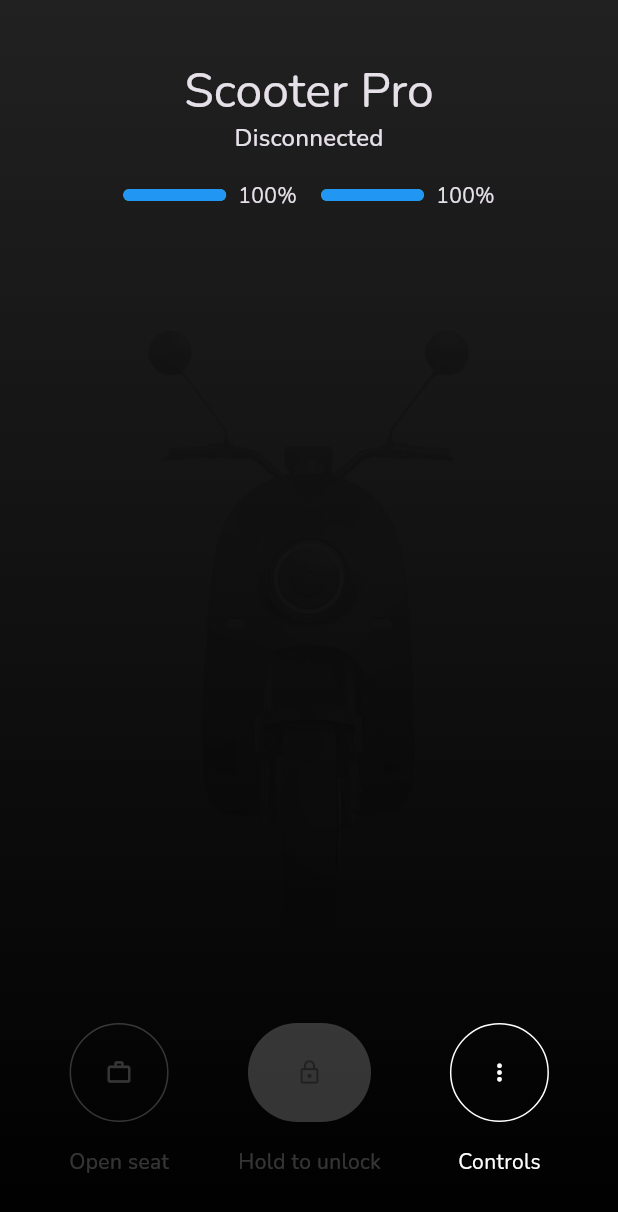
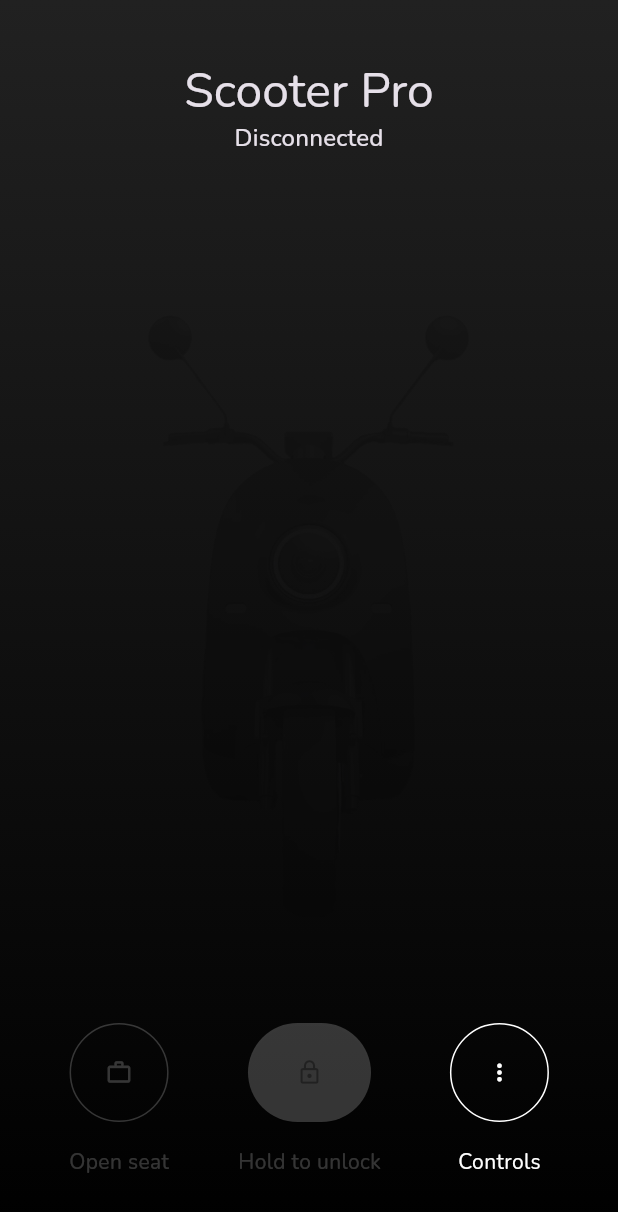
Before and after one commit to reunu/unustasis, a Flutter app: the screen it shows after launch, on a phone screen of 412 x 824 dp. Shown: the top 1212 px of the screen. Run offline on Flutter 3.47's test engine with Material 3 defaults, Android fonts, the phone set to English and light mode, and no system bars; our stand-ins replace flutter_blue_plus, google_fonts, shared_preferences; missing offline and left inert: dart:ffi.

Commit message:
Hide battery levels if not connected

```diff
--- a/lib/home_screen.dart
+++ b/lib/home_screen.dart
@@ -106,7 +106,8 @@ class _HomeScreenState extends State<HomeScreen> {
                   style: Theme.of(context).textTheme.titleMedium,
                 ),
                 const SizedBox(height: 16),
-                Row(
+                _connected
+                    ? Row(
                         mainAxisAlignment: MainAxisAlignment.center,
                         children: [
                           SizedBox(
@@ -119,7 +120,9 @@ class _HomeScreenState extends State<HomeScreen> {
                               )),
                           const SizedBox(width: 8),
                           Text("$_primarySOC%"),
-                    _secondarySOC > 0 ? const VerticalDivider() : Container(),
+                          _secondarySOC > 0
+                              ? const VerticalDivider()
+                              : Container(),
                           _secondarySOC > 0
                               ? SizedBox(
                                   width: MediaQuery.of(context).size.width / 6,
@@ -127,13 +130,19 @@ class _HomeScreenState extends State<HomeScreen> {
                                     minHeight: 8,
                                     borderRadius: BorderRadius.circular(8),
                                     value: _secondarySOC / 100.0,
-                              color: Theme.of(context).colorScheme.primary,
+                                    color:
+                                        Theme.of(context).colorScheme.primary,
                                   ))
                               : Container(),
-                    _secondarySOC > 0 ? const SizedBox(width: 8) : Container(),
-                    _secondarySOC > 0 ? Text("$_secondarySOC%") : Container(),
+                          _secondarySOC > 0
+                              ? const SizedBox(width: 8)
+                              : Container(),
+                          _secondarySOC > 0
+                              ? Text("$_secondarySOC%")
+                              : Container(),
                         ],
-                ),
+                      )
+                    : Container(),
                 Expanded(
                     child: ScooterVisual(
                   state: _scooterState,
```
Also changed, not shown: 1 other file. Lines whose indentation alone changed are shown as unchanged.
